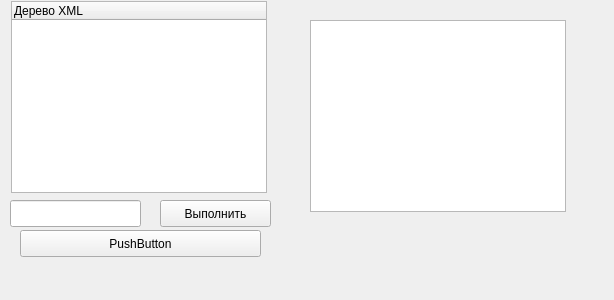
Above: mainwindow.ui from Bychin/Qt-xml-parser before the change. Below: the same form after it.
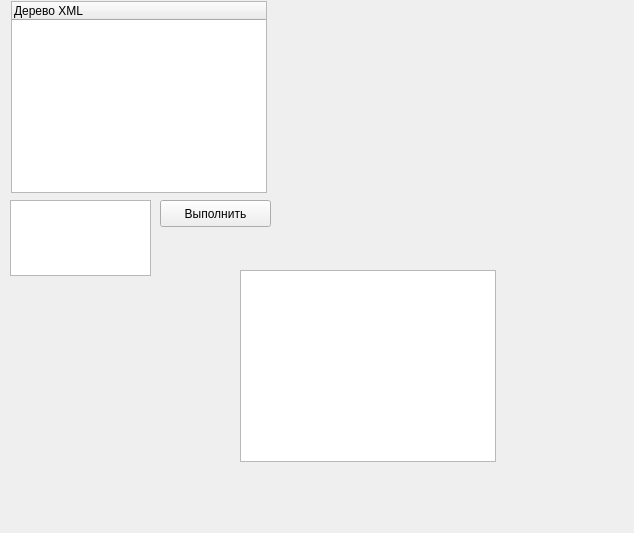
That is the form after the change.

Patch:
```diff
--- a/mainwindow.ui
+++ b/mainwindow.ui
@@ -6,8 +6,8 @@
    <rect>
     <x>0</x>
     <y>0</y>
-    <width>614</width>
-    <height>300</height>
+    <width>634</width>
+    <height>533</height>
    </rect>
   </property>
   <property name="windowTitle">
@@ -42,34 +42,21 @@
      <string>Выполнить</string>
     </property>
    </widget>
-   <widget class="QLineEdit" name="lineEdit">
+   <widget class="QTextEdit" name="textEdit">
     <property name="geometry">
      <rect>
       <x>10</x>
       <y>200</y>
-      <width>131</width>
-      <height>27</height>
+      <width>141</width>
+      <height>76</height>
      </rect>
     </property>
    </widget>
-   <widget class="QPushButton" name="pushButtonOpenFromFile">
+   <widget class="QTextBrowser" name="textAnswer">
     <property name="geometry">
      <rect>
-      <x>20</x>
-      <y>230</y>
-      <width>241</width>
-      <height>27</height>
-     </rect>
-    </property>
-    <property name="text">
-     <string>PushButton</string>
-    </property>
-   </widget>
-   <widget class="QTreeView" name="treeView">
-    <property name="geometry">
-     <rect>
-      <x>310</x>
-      <y>20</y>
+      <x>240</x>
+      <y>270</y>
       <width>256</width>
       <height>192</height>
      </rect>
```
Left out of the diff: 2 changed lines with no effect on the pictures.
